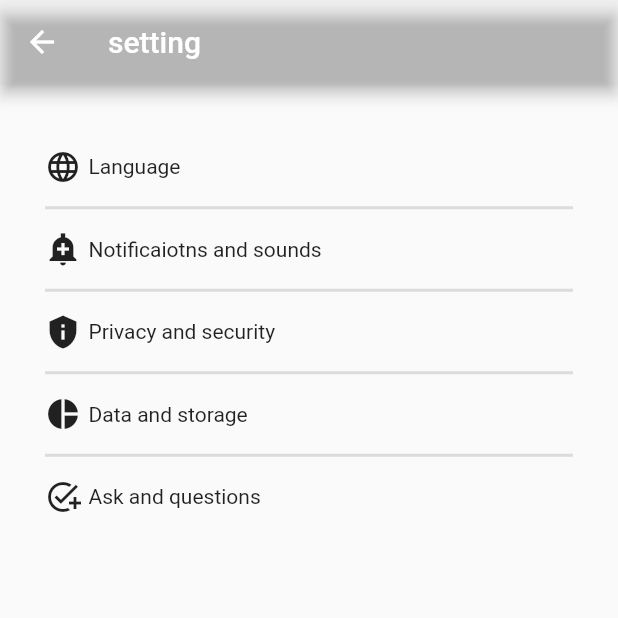
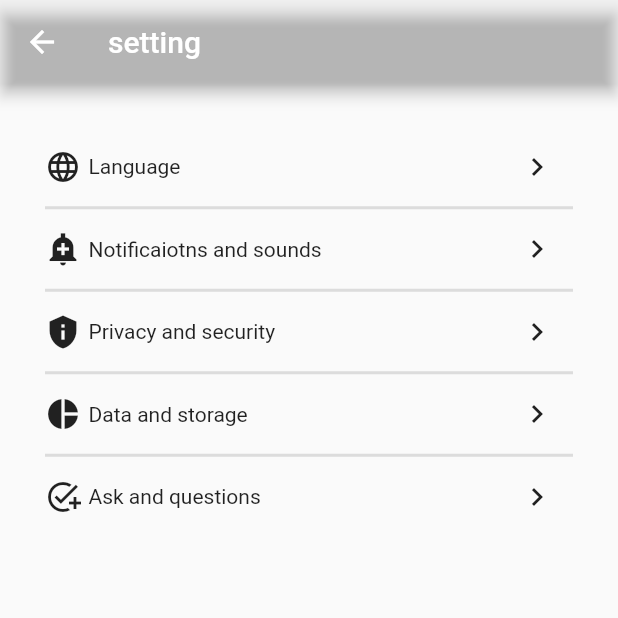
Before and after one commit to ahmadezoji/gpstracker, a Flutter app: the Setting screen opened directly with empty values, on a phone screen of 412 x 824 dp, the top half of it. Run offline on Flutter 3.47's test engine with Material 2 defaults, Android fonts, the phone set to English and light mode, and no system bars; our stand-ins replace cloud_firestore, firebase_auth, firebase_core, firebase_messaging, flutter_map, flutter_redux and 11 more; missing offline and left inert: bottom_drawer, pattern_lock, simple_tooltip; accounts and stored records are empty; network calls fail; project files that could hold a hidden picture were left out.

```diff
--- a/lib/autentication.dart
+++ b/lib/autentication.dart
@@ -13,9 +13,7 @@ class Authentication {
       options: DefaultFirebaseOptions.currentPlatform,
     );
     // FirebaseApp firebaseApp = await Firebase.initializeApp();
-
     // TODO: Add auto login logic
-
     return firebaseApp;
   }
 
@@ -73,7 +71,7 @@ class Authentication {
 
     try {
       if (!kIsWeb) {
-      await googleSignIn.signOut();
+        await googleSignIn.signOut();
       }
       await FirebaseAuth.instance.signOut();
     } catch (e) {}
--- a/lib/mainTabScreens/live.dart
+++ b/lib/mainTabScreens/live.dart
@@ -126,14 +126,13 @@ class _LiveState extends State<Live> with AutomaticKeepAliveClientMixin<Live> {
 
   Point? _getCurrentDemoLocation() {
     try {
-      // print(_mapController.bounds!.east);
       if (currentLatLng.longitude > _mapController.bounds!.east)
         _mapController.move(currentLatLng, _mapController.zoom);
       if (currentLatLng.longitude < _mapController.bounds!.west)
         _mapController.move(currentLatLng, _mapController.zoom);
-      if (currentLatLng.latitude > _mapController.bounds!.south)
+      if (currentLatLng.latitude < _mapController.bounds!.south)
         _mapController.move(currentLatLng, _mapController.zoom);
-      if (currentLatLng.latitude < _mapController.bounds!.north)
+      if (currentLatLng.latitude > _mapController.bounds!.north)
         _mapController.move(currentLatLng, _mapController.zoom);
 
       // if (_indexDemoPoints % 10 == 0)
--- a/lib/mainTabScreens/login4.dart
+++ b/lib/mainTabScreens/login4.dart
@@ -55,6 +55,7 @@ class _Login4PageState extends State<Login4Page>
 
   void goToNextStep() async {
     updateShared();
+    print(currentUser);
     bool status = (await loginWithPass(currentUser!, password))!;
     if (status) {
       Navigator.pushReplacement(
@@ -163,6 +164,8 @@ class _Login4PageState extends State<Login4Page>
                         ),
                         TextButton(
                           onPressed: () {
+                            delete(SHARED_REMEMBERED_PASS_KEY);
+                            delete(SHARED_ALLWAYS_PASS_KEY);
                             Navigator.pushReplacement(
                               context,
                               MaterialPageRoute(
--- a/lib/mainTabScreens/setting.dart
+++ b/lib/mainTabScreens/setting.dart
@@ -1,5 +1,6 @@
 import 'dart:core';
 
+import 'package:cargpstracker/mainTabScreens/languages.dart';
 import 'package:cargpstracker/models/device.dart';
 import 'package:cargpstracker/models/myUser.dart';
 import 'package:cargpstracker/theme_model.dart';
@@ -52,19 +53,21 @@ class _SettingState extends State<Setting> with TickerProviderStateMixin {
           title: Text("setting".tr),
         ),
         body: LayoutBuilder(
-          builder: (context, constraints) =>
-              Column(
+            builder: (context, constraints) => Column(
                   crossAxisAlignment: CrossAxisAlignment.center,
                   mainAxisAlignment: MainAxisAlignment.spaceBetween,
                   children: [
                     Expanded(
                       child: Container(
                         padding: EdgeInsets.all(30),
-                      child:  ListView(
+                        child: ListView(
                           scrollDirection: Axis.vertical,
                           children: [
                             SizedBox(
                               height: 50,
+                              child: Row(
+                                children: [
+                                  Expanded(
                                     child: Row(
                                       children: [
                                         Icon(Icons.language),
@@ -75,9 +78,25 @@ class _SettingState extends State<Setting> with TickerProviderStateMixin {
                                       ],
                                     ),
                                   ),
+                                  IconButton(
+                                      onPressed: () {
+                                        Navigator.push(
+                                            context,
+                                            MaterialPageRoute(
+                                                builder: (_) =>
+                                                    Language(),
+                                                fullscreenDialog: false));
+                                      },
+                                      icon: Icon(Icons.keyboard_arrow_right))
+                                ],
+                              ),
+                            ),
                             Divider(height: 5, thickness: 2),
                             SizedBox(
                                 height: 50,
+                                child: Row(
+                                  children: [
+                                    Expanded(
                                       child: Row(
                                         children: [
                                           Icon(Icons.add_alert_sharp),
@@ -88,9 +107,17 @@ class _SettingState extends State<Setting> with TickerProviderStateMixin {
                                         ],
                                       ),
                                     ),
+                                    IconButton(
+                                        onPressed: () {},
+                                        icon: Icon(Icons.keyboard_arrow_right))
+                                  ],
+                                )),
                             Divider(height: 5, thickness: 2),
                             SizedBox(
                                 height: 50,
+                                child: Row(
+                                  children: [
+                                    Expanded(
                                       child: Row(
                                         children: [
                                           Icon(Icons.privacy_tip),
@@ -101,9 +128,17 @@ class _SettingState extends State<Setting> with TickerProviderStateMixin {
                                         ],
                                       ),
                                     ),
+                                    IconButton(
+                                        onPressed: () {},
+                                        icon: Icon(Icons.keyboard_arrow_right))
+                                  ],
+                                )),
                             Divider(height: 5, thickness: 2),
                             SizedBox(
                                 height: 50,
+                                child: Row(
+                                  children: [
+                                    Expanded(
                                       child: Row(
                                         children: [
                                           Icon(Icons.pie_chart),
@@ -114,9 +149,17 @@ class _SettingState extends State<Setting> with TickerProviderStateMixin {
                                         ],
                                       ),
                                     ),
+                                    IconButton(
+                                        onPressed: () {},
+                                        icon: Icon(Icons.keyboard_arrow_right))
+                                  ],
+                                )),
                             Divider(height: 5, thickness: 2),
                             SizedBox(
                                 height: 50,
+                                child: Row(
+                                  children: [
+                                    Expanded(
                                       child: Row(
                                         children: [
                                           Icon(Icons.add_task),
@@ -126,7 +169,12 @@ class _SettingState extends State<Setting> with TickerProviderStateMixin {
                                           Text("app-QA".tr)
                                         ],
                                       ),
-                          )
+                                    ),
+                                    IconButton(
+                                        onPressed: () {},
+                                        icon: Icon(Icons.keyboard_arrow_right))
+                                  ],
+                                ))
                           ],
                         ),
                       ),
@@ -139,13 +187,12 @@ class _SettingState extends State<Setting> with TickerProviderStateMixin {
                           style: const TextStyle(fontSize: 20),
                         ),
                         onPressed: () => applyChanges(),
-                      style: ElevatedButton.styleFrom(
-                          fixedSize: Size(300, 50)),
+                        style:
+                            ElevatedButton.styleFrom(fixedSize: Size(300, 50)),
                       ),
                     ),
                   ],
-              )
-        ),
+                )),
       );
     });
   }
--- a/lib/myRequests.dart
+++ b/lib/myRequests.dart
@@ -316,6 +316,7 @@ Future<bool?> loginWithPass(myUser user, String password) async {
       final responseData = await response.stream.toBytes();
       final responseString = String.fromCharCodes(responseData);
       final json = convert.jsonDecode(responseString);
+      print(json);
       return json["status"];
     } else {
       return false;
--- a/lib/util.dart
+++ b/lib/util.dart
@@ -67,10 +67,17 @@ String getTypeAsset(String type) {
 
 const COMMAND = {'1': '222#', '2': '333#'};
 
-const List locale = [
-  {'name': 'ENGLISH', 'locale': Locale('en', 'US')},
-  {'name': 'فارسی', 'locale': Locale('fa', 'IR')},
-];
+const Map locale = {
+  'English' : Locale('en', 'US'),
+  'فارسی' : Locale('fa', 'IR')
+};
+const Map locale_string = {
+  'en_US' : 'English',
+  'fa_IR' : 'فارسی'
+};
+  // {'name': 'ENGLISH', 'locale': Locale('en', 'US')},
+  // {'name': 'فارسی', 'locale': Locale('fa', 'IR')},
+// ];
 const List<String> deviceLanges = ["english", "farsi"];
 const List<String> deviceTimeZones = ["tehran", "istanbul"];
 const List<String> deviceIntervals = ["1", "5", "10", "30", "50"];
```
Also changed, not shown: lib/drawer/leftDrawer.dart (+13 -20 lines), lib/mainTabScreens/languages.dart (added, +77 -0 lines), lib/mainTabScreens/login2.dart (+45 -19 lines), lib/firebase_options.dart, 4 other files. Lines whose indentation alone changed are shown as unchanged.
